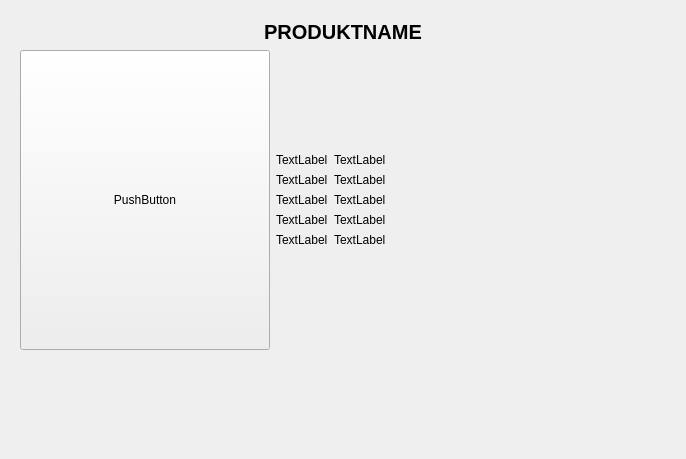
Qt form form.ui (Benefranko/Barcode-Scanner-Feinkost-) before a commit.
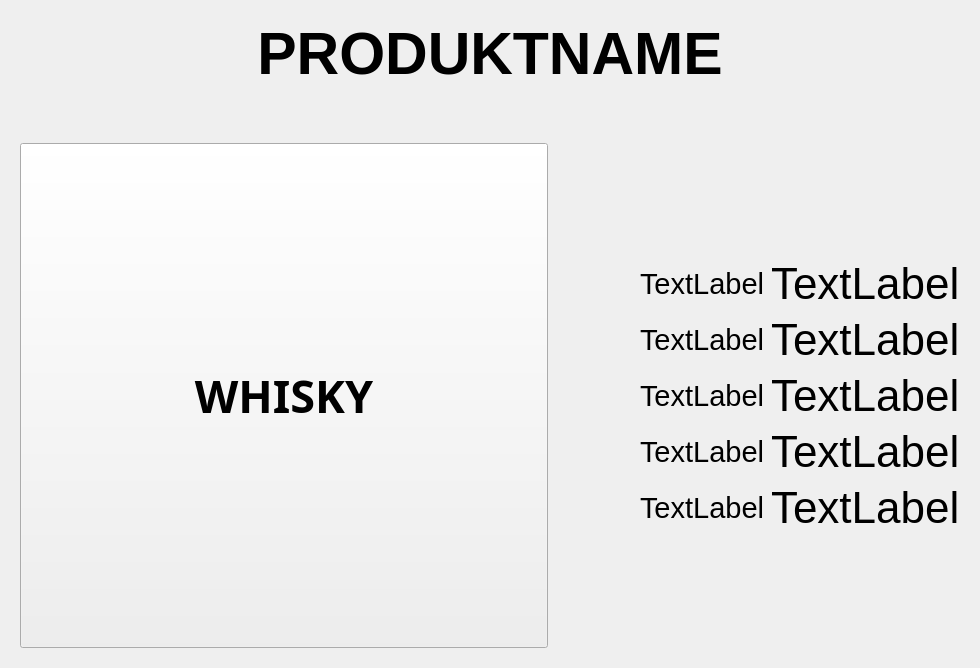
The same form after that commit. The open tabs and pages were chosen to show the change.

```diff
--- a/form.ui
+++ b/form.ui
@@ -6,8 +6,8 @@
    <rect>
     <x>0</x>
     <y>0</y>
-    <width>686</width>
-    <height>459</height>
+    <width>980</width>
+    <height>668</height>
    </rect>
   </property>
   <property name="windowTitle">
@@ -58,17 +58,36 @@
      </widget>
      <widget class="QWidget" name="page_2">
       <layout class="QGridLayout" name="gridLayout_3">
-       <item row="0" column="0" colspan="2">
+       <item row="3" column="1">
+        <spacer name="horizontalSpacer">
+         <property name="orientation">
+          <enum>Qt::Horizontal</enum>
+         </property>
+         <property name="sizeType">
+          <enum>QSizePolicy::Fixed</enum>
+         </property>
+         <property name="sizeHint" stdset="0">
+          <size>
+           <width>80</width>
+           <height>20</height>
+          </size>
+         </property>
+        </spacer>
+       </item>
+       <item row="0" column="0" colspan="3">
         <widget class="QLabel" name="p_name">
          <property name="font">
           <font>
            <family>Yu Gothic UI</family>
-           <pointsize>15</pointsize>
+           <pointsize>44</pointsize>
            <italic>false</italic>
            <bold>true</bold>
            <underline>false</underline>
           </font>
          </property>
+         <property name="styleSheet">
+          <string notr="true">background-image: &quot;://C:/Users/Markus/Desktop/Schulzeug/Q11/Englisch Converstation/innkaufhaus_wasserburg.jpg (2).jpg&quot;</string>
+         </property>
          <property name="text">
           <string>PRODUKTNAME</string>
          </property>
@@ -77,84 +96,72 @@
          </property>
         </widget>
        </item>
-       <item row="2" column="0">
+       <item row="3" column="0">
         <widget class="QPushButton" name="b1">
+         <property name="sizePolicy">
+          <sizepolicy hsizetype="Expanding" vsizetype="Expanding">
+           <horstretch>0</horstretch>
+           <verstretch>0</verstretch>
+          </sizepolicy>
+         </property>
          <property name="minimumSize">
           <size>
-           <width>180</width>
-           <height>300</height>
+           <width>0</width>
+           <height>0</height>
           </size>
          </property>
          <property name="maximumSize">
           <size>
-           <width>250</width>
-           <height>16777215</height>
+           <width>9999999</width>
+           <height>9999999</height>
           </size>
          </property>
+         <property name="font">
+          <font>
+           <family>Reem Kufi</family>
+           <pointsize>34</pointsize>
+           <bold>true</bold>
+          </font>
+         </property>
+         <property name="styleSheet">
+          <string notr="true"/>
+         </property>
          <property name="text">
-          <string>PushButton</string>
+          <string>WHISKY</string>
+         </property>
+         <property name="autoDefault">
+          <bool>false</bool>
+         </property>
+         <property name="default">
+          <bool>false</bool>
+         </property>
+         <property name="flat">
+          <bool>false</bool>
          </property>
         </widget>
        </item>
-       <item row="3" column="0" colspan="2">
-        <spacer name="verticalSpacer">
-         <property name="orientation">
-          <enum>Qt::Vertical</enum>
-         </property>
-         <property name="sizeHint" stdset="0">
-          <size>
-           <width>20</width>
-           <height>40</height>
-          </size>
-         </property>
-        </spacer>
-       </item>
-       <item row="2" column="1">
-        <layout class="QFormLayout" name="formLayout">
-         <item row="2" column="0">
-          <widget class="QLabel" name="label_3">
-           <property name="text">
-            <string>TextLabel</string>
+       <item row="3" column="2">
+        <layout class="QGridLayout" name="gridLayout_4">
+         <item row="0" column="1">
+          <spacer name="verticalSpacer_2">
+           <property name="orientation">
+            <enum>Qt::Vertical</enum>
            </property>
-          </widget>
-         </item>
-         <item row="2" column="1">
-          <widget class="QLabel" name="label_4">
-           <property name="text">
-            <string>TextLabel</string>
+           <property name="sizeHint" stdset="0">
+            <size>
+             <width>20</width>
+             <height>40</height>
+            </size>
            </property>
-          </widget>
-         </item>
-         <item row="4" column="1">
-          <widget class="QLabel" name="label_5">
-           <property name="text">
-            <string>TextLabel</string>
-           </property>
-          </widget>
-         </item>
-         <item row="5" column="1">
-          <widget class="QLabel" name="label_6">
-           <property name="text">
-            <string>TextLabel</string>
-           </property>
-          </widget>
-         </item>
-         <item row="4" column="0">
-          <widget class="QLabel" name="label">
-           <property name="text">
-            <string>TextLabel</string>
-           </property>
-          </widget>
-         </item>
-         <item row="3" column="1">
-          <widget class="QLabel" name="label_2">
-           <property name="text">
-            <string>TextLabel</string>
-           </property>
-          </widget>
+          </spacer>
          </item>
          <item row="1" column="0">
           <widget class="QLabel" name="i1">
+           <property name="font">
+            <font>
+             <pointsize>22</pointsize>
+            </font>
+           </property>
            <property name="text">
             <string>TextLabel</string>
            </property>
@@ -162,6 +169,35 @@
          </item>
          <item row="1" column="1">
           <widget class="QLabel" name="w1">
+           <property name="font">
+            <font>
+             <pointsize>33</pointsize>
+            </font>
+           </property>
+           <property name="text">
+            <string>TextLabel</string>
+           </property>
+          </widget>
+         </item>
+         <item row="2" column="0">
+          <widget class="QLabel" name="label_3">
+           <property name="font">
+            <font>
+             <pointsize>22</pointsize>
+            </font>
+           </property>
+           <property name="text">
+            <string>TextLabel</string>
+           </property>
+          </widget>
+         </item>
+         <item row="2" column="1">
+          <widget class="QLabel" name="label_4">
+           <property name="font">
+            <font>
+             <pointsize>33</pointsize>
+            </font>
+           </property>
            <property name="text">
             <string>TextLabel</string>
            </property>
@@ -169,6 +205,47 @@
          </item>
          <item row="3" column="0">
           <widget class="QLabel" name="label_9">
+           <property name="font">
+            <font>
+             <pointsize>22</pointsize>
+            </font>
+           </property>
+           <property name="text">
+            <string>TextLabel</string>
+           </property>
+          </widget>
+         </item>
+         <item row="3" column="1">
+          <widget class="QLabel" name="label_2">
+           <property name="font">
+            <font>
+             <pointsize>33</pointsize>
+            </font>
+           </property>
+           <property name="text">
+            <string>TextLabel</string>
+           </property>
+          </widget>
+         </item>
+         <item row="4" column="0">
+          <widget class="QLabel" name="label">
+           <property name="font">
+            <font>
+             <pointsize>22</pointsize>
+            </font>
+           </property>
+           <property name="text">
+            <string>TextLabel</string>
+           </property>
+          </widget>
+         </item>
+         <item row="4" column="1">
+          <widget class="QLabel" name="label_5">
+           <property name="font">
+            <font>
+             <pointsize>33</pointsize>
+            </font>
+           </property>
            <property name="text">
             <string>TextLabel</string>
            </property>
@@ -176,23 +253,27 @@
          </item>
          <item row="5" column="0">
           <widget class="QLabel" name="label_10">
+           <property name="font">
+            <font>
+             <pointsize>22</pointsize>
+            </font>
+           </property>
            <property name="text">
             <string>TextLabel</string>
            </property>
           </widget>
          </item>
-         <item row="0" column="1">
-          <spacer name="verticalSpacer_2">
-           <property name="orientation">
-            <enum>Qt::Vertical</enum>
+         <item row="5" column="1">
+          <widget class="QLabel" name="label_6">
+           <property name="font">
+            <font>
+             <pointsize>33</pointsize>
+            </font>
            </property>
-           <property name="sizeHint" stdset="0">
-            <size>
-             <width>20</width>
-             <height>40</height>
-            </size>
+           <property name="text">
+            <string>TextLabel</string>
            </property>
-          </spacer>
+          </widget>
          </item>
          <item row="6" column="1">
           <spacer name="verticalSpacer_3">
@@ -209,6 +290,22 @@
          </item>
         </layout>
        </item>
+       <item row="1" column="0" colspan="3">
+        <spacer name="verticalSpacer">
+         <property name="orientation">
+          <enum>Qt::Vertical</enum>
+         </property>
+         <property name="sizeType">
+          <enum>QSizePolicy::Preferred</enum>
+         </property>
+         <property name="sizeHint" stdset="0">
+          <size>
+           <width>20</width>
+           <height>50</height>
+          </size>
+         </property>
+        </spacer>
+       </item>
       </layout>
      </widget>
     </widget>
```
Left out of the diff: 25 changed lines with no effect on the pictures.
